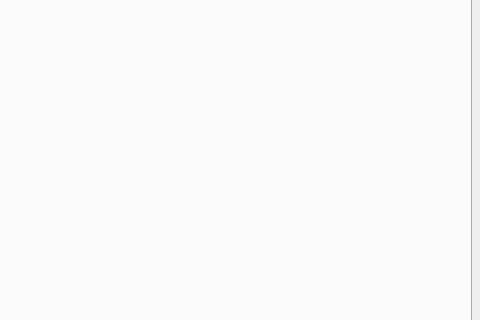
The window that c7i76e/src/c7i76e.ui (hansu/7i76e) describes before a commit, drawn with Qt 5; both pictures show x 420 to 900 and y 317 to 637 of the 900 by 910 pixel window.
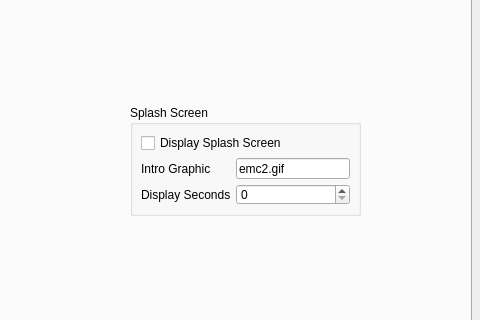
The same window after the commit. The open tabs and pages were chosen to show the change.

```diff
--- a/c7i76e/src/c7i76e.ui
+++ b/c7i76e/src/c7i76e.ui
@@ -6703,6 +6703,52 @@
          <string>If you change the Thread Period reload PID values</string>
         </property>
        </widget>
+       <widget class="QGroupBox" name="groupBox_14">
+        <property name="geometry">
+         <rect>
+          <x>540</x>
+          <y>340</y>
+          <width>231</width>
+          <height>111</height>
+         </rect>
+        </property>
+        <property name="title">
+         <string>Splash Screen</string>
+        </property>
+        <layout class="QGridLayout" name="gridLayout_59">
+         <item row="0" column="0" colspan="2">
+          <widget class="QCheckBox" name="splashScreenCB">
+           <property name="text">
+            <string>Display Splash Screen</string>
+           </property>
+          </widget>
+         </item>
+         <item row="2" column="1">
+          <widget class="QSpinBox" name="splashScreenSB"/>
+         </item>
+         <item row="2" column="0">
+          <widget class="QLabel" name="label_548">
+           <property name="text">
+            <string>Display Seconds</string>
+           </property>
+          </widget>
+         </item>
+         <item row="1" column="0">
+          <widget class="QLabel" name="label_549">
+           <property name="text">
+            <string>Intro Graphic</string>
+           </property>
+          </widget>
+         </item>
+         <item row="1" column="1">
+          <widget class="QLineEdit" name="introGraphicLE">
+           <property name="text">
+            <string>emc2.gif</string>
+           </property>
+          </widget>
+         </item>
+        </layout>
+       </widget>
       </widget>
       <widget class="QWidget" name="plc">
        <attribute name="title">
```
Left out of the diff: 35 changed lines with no effect on the pictures.
